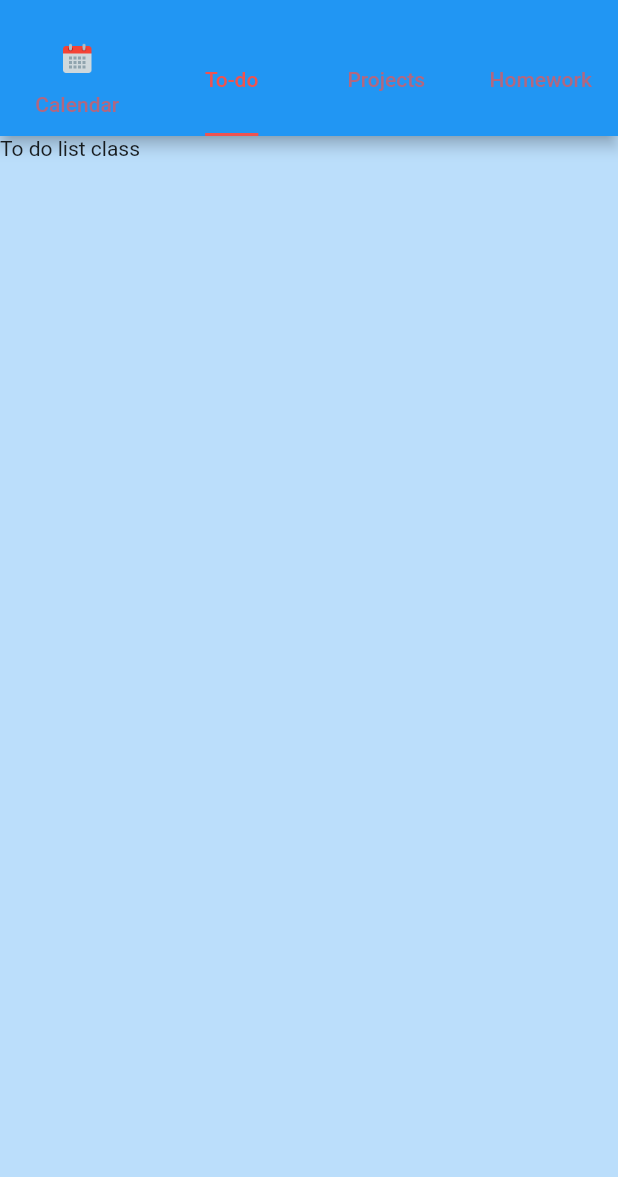
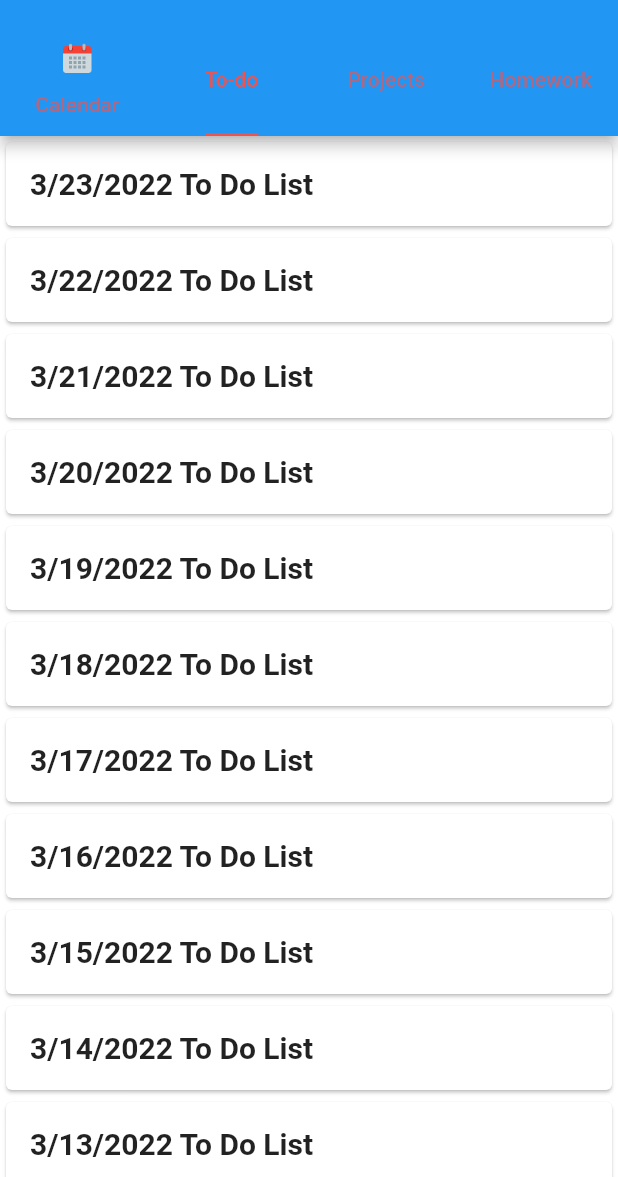
Before and after one commit to nathanafox-us/DayToDay, a Flutter app: the screen it shows after launch, tab 2 chosen, on a phone screen of 412 x 824 dp, the part 59-1236 px from its top. Run offline on Flutter 3.47's test engine with Material 2 defaults, Android fonts, the phone set to English and light mode, and no system bars.

Commit message:
made to do list directory and to do list widget

```diff
--- a/lib/ToDoList.dart
+++ b/lib/ToDoList.dart
@@ -5,9 +5,11 @@ class ToDoList extends StatelessWidget {
 
   @override
   Widget build(BuildContext context) {
-    return Container(
-      color: Colors.blue[100],
-      child: Text("To do list class"),
+    return Center(
+      child: Text(
+        "Notes are in here",
+        style: const TextStyle(fontWeight: FontWeight.bold, fontSize: 18),
+      ),
     );
   }
 }
--- /dev/null
+++ b/lib/ToDoListDirectory.dart
@@ -0,0 +1,38 @@
+import 'package:flutter/material.dart';
+import 'package:day_to_day/ToDoList.dart';
+
+class ToDoListDirectory extends StatefulWidget {
+  _ToDoListDirectoryState createState() => _ToDoListDirectoryState();
+}
+
+class _ToDoListDirectoryState extends State<ToDoListDirectory> {
+  @override
+  Widget build(BuildContext context) {
+    return ListView.builder(
+      itemCount: 20, //change for when backedn is running
+      itemBuilder: (context, int index) {
+        DateTime todaysDate =
+            DateTime.now(); // temporary holder before backend implementation
+
+        return Card(
+            child: ListTile(
+          // change the text when backend is running
+          title: Text(
+            todaysDate.month.toString() +
+                "/" +
+                (todaysDate.day - index).toString() +
+                "/" +
+                todaysDate.year.toString() +
+                " To Do List",
+            style: const TextStyle(fontWeight: FontWeight.bold, fontSize: 20),
+          ),
+          onTap: () {
+            Navigator.of(context).push(MaterialPageRoute(builder: (context) {
+              return ToDoList();
+            }));
+          }, //will need to fix so it goes to the right note page
+        ));
+      },
+    );
+  }
+}
--- a/lib/main.dart
+++ b/lib/main.dart
@@ -1,5 +1,6 @@
 import 'package:day_to_day/Months.dart';
 import 'package:day_to_day/ToDoList.dart';
+import 'package:day_to_day/ToDoListDirectory.dart';
 import 'package:flutter/cupertino.dart';
 import 'package:flutter/material.dart';
 
@@ -134,7 +135,7 @@ class _MyStatefulWidgetState extends State<MyStatefulWidget>
               );
             },
           ),
-          ToDoList(),
+          ToDoListDirectory(),
           Center(
             child: Text("Projects"),
           ),
```
